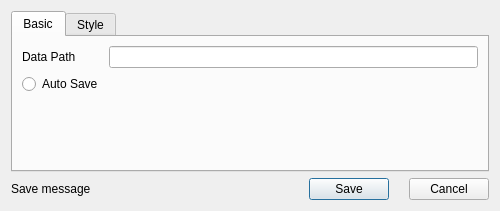
First picture: the form in ui/SettingsEditorDialog.ui, repository BowangLan/bonus-calculator, before the edit.
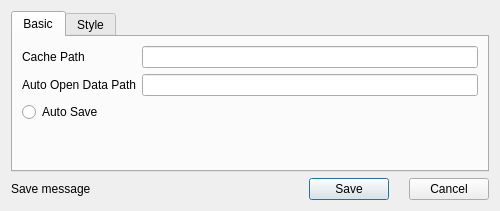
Second picture: the form after the edit. The open tabs and pages were chosen to show the change.

```diff
--- a/ui/SettingsEditorDialog.ui
+++ b/ui/SettingsEditorDialog.ui
@@ -38,20 +38,30 @@
             <string>Set where the data file is stored</string>
            </property>
            <property name="text">
-            <string>Data Path</string>
+            <string>Cache Path</string>
            </property>
           </widget>
          </item>
          <item row="0" column="1">
           <widget class="QLineEdit" name="data_path_value"/>
          </item>
-         <item row="1" column="0">
+         <item row="2" column="0">
           <widget class="QRadioButton" name="autosave_value">
            <property name="text">
             <string>Auto Save</string>
            </property>
           </widget>
          </item>
+         <item row="1" column="0">
+          <widget class="QLabel" name="label">
+           <property name="text">
+            <string>Auto Open Data Path</string>
+           </property>
+          </widget>
+         </item>
+         <item row="1" column="1">
+          <widget class="QLineEdit" name="autoopen_data_path_value"/>
+         </item>
         </layout>
        </item>
       </layout>
```
Left out of the diff: 4 changed lines with no effect on the pictures.
